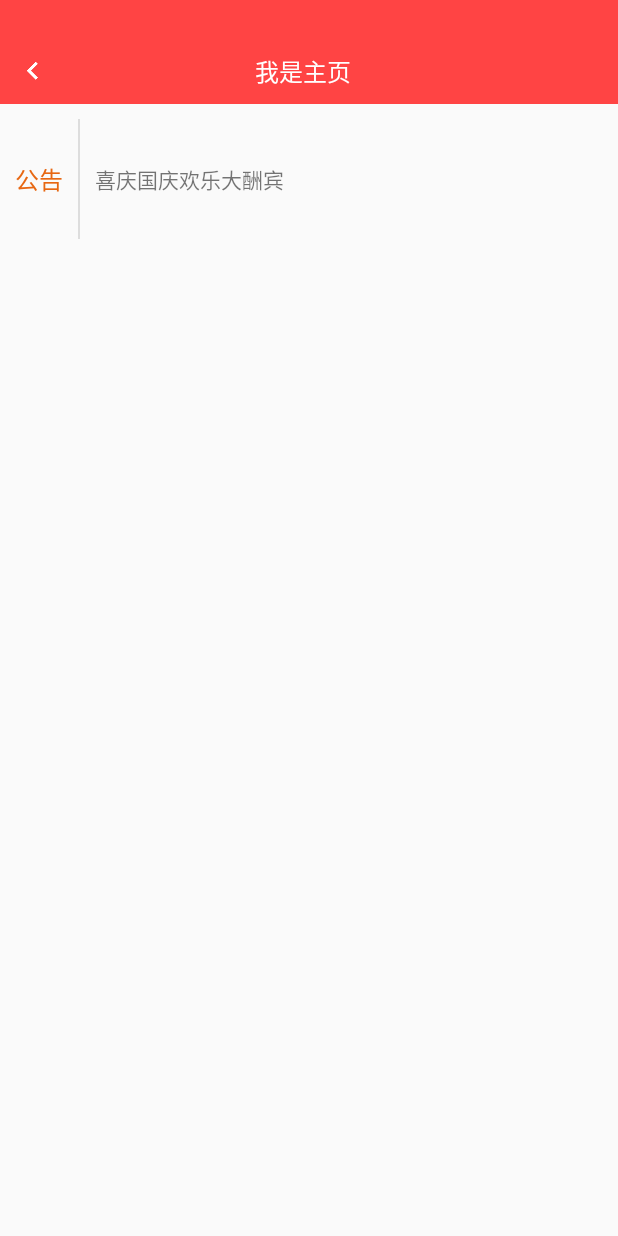
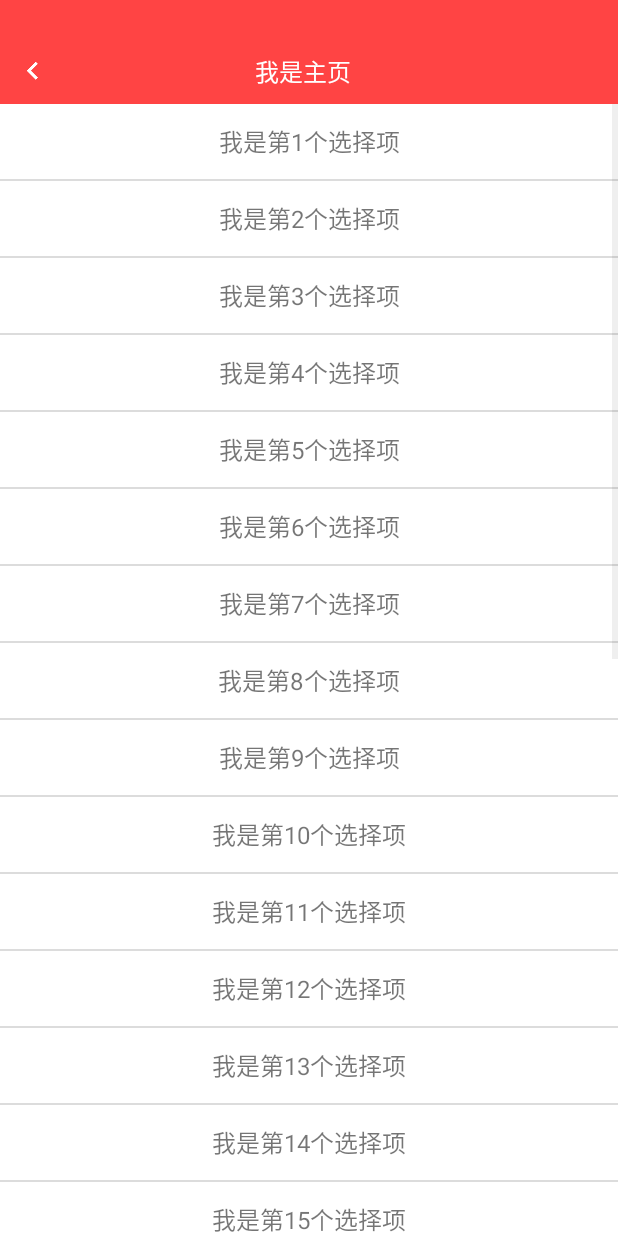
Before and after one commit to pengkv/May, an Android app: the CustomViewAcyivity screen opened directly, with no data from a screen before it, on a phone screen of 412 x 824 dp. Run offline under Robolectric (Android 15) with nearby library versions, the phone set to English and light mode, and no system bars; our stand-ins replace EventBus, data binding.

Commit message:
add ]stick view

```diff
--- a/app/src/main/java/com/pengkv/may/activity/CustomViewAcyivity.java
+++ b/app/src/main/java/com/pengkv/may/activity/CustomViewAcyivity.java
@@ -1,26 +1,85 @@
 package com.pengkv.may.activity;
 
+import android.content.Context;
+import android.graphics.PixelFormat;
+import android.graphics.drawable.AnimationDrawable;
 import android.os.Bundle;
+import android.support.v4.content.res.ResourcesCompat;
+import android.support.v7.widget.Toolbar;
+import android.view.Gravity;
 import android.view.View;
+import android.view.WindowManager;
+import android.widget.AbsListView;
+import android.widget.ArrayAdapter;
+import android.widget.ImageView;
+import android.widget.ListView;
+import android.widget.TextView;
 
 import com.pengkv.may.R;
+import com.pengkv.may.util.SystemUtil;
+import com.pengkv.may.util.UnitUtil;
 import com.pengkv.may.widget.ScrollBanner;
 
+import java.util.ArrayList;
 import java.util.Arrays;
+import java.util.List;
 
 /**
  * Created by Administrator on 2016/5/25.
  */
 public class CustomViewAcyivity extends BaseActivity {
 
+    private AnimationDrawable animationDrawable = null;
+    private ImageView mImageView = null;
+
+
+    Toolbar toolbar;
+    WindowManager mWindowManager;
+    WindowManager.LayoutParams mWindowLayoutParams;
+    TextView mTv;
+    boolean isShowing;//是否正在显示
 
     @Override
     protected void onCreate(Bundle savedInstanceState) {
         super.onCreate(savedInstanceState);
         setContentView(R.layout.activity_custom_view);
 
+        mWindowManager = (WindowManager) getSystemService(Context.WINDOW_SERVICE);
 
-        String[] strings = new String[]{"1.打折促销，买一送一", "2.喜庆国庆欢乐大酬宾", "3.热烈欢迎领导光临", "4.老板和小姨子跑了"};
+        List<String> list = new ArrayList<>();
+        for (int i = 0; i < 30; i++) {
+            list.add("我是第" + (i + 1) + "个选择项");
+        }
+
+        toolbar = $(R.id.toolbar);
+        ListView listView = $(R.id.view_list);
+        listView.setAdapter(new ArrayAdapter<>(this, R.layout.item_text, list));
+
+        listView.setOnScrollListener(new AbsListView.OnScrollListener() {
+            @Override
+            public void onScrollStateChanged(AbsListView view, int scrollState) {
+            }
+
+            @Override
+            public void onScroll(AbsListView view, int firstVisibleItem, int visibleItemCount, int totalItemCount) {
+                if (firstVisibleItem > 8) {//滑动到目的项时，显示悬停布局
+                    if (!isShowing)
+                        show();
+                } else {
+                    if (isShowing)
+                        hide();
+                }
+            }
+        });
+
+
+        animationDrawable = (AnimationDrawable) ResourcesCompat.getDrawable(getResources(), R.drawable.anim_load, null);
+        mImageView = (ImageView) findViewById(R.id.iv_img);
+        mImageView.setImageDrawable(animationDrawable);
+        animationDrawable.start();
+
+
+        String[] strings = new String[]{"打折促销，买一送一，送完为止，先到先得", "喜庆国庆欢乐大酬宾", "热烈欢迎领导光临", "老板和小姨子跑了，跳楼大甩卖"};
         final ScrollBanner scrollBanner = $(R.id.view_banner);
         scrollBanner.setList(Arrays.asList(strings));
         scrollBanner.startScroll();
@@ -32,4 +91,38 @@ public class CustomViewAcyivity extends BaseActivity {
             }
         });
     }
+
+
+    //显示悬停布局
+    public void show() {
+        isShowing = true;
+        mWindowLayoutParams = new WindowManager.LayoutParams();
+        mWindowLayoutParams.format = PixelFormat.TRANSLUCENT; //图片之外的其他地方透明
+        mWindowLayoutParams.gravity = Gravity.TOP;
+        mWindowLayoutParams.y = toolbar.getHeight() - SystemUtil.getStatusHeight(this);//设置悬停布局显示的Y坐标
+        mWindowLayoutParams.width = WindowManager.LayoutParams.MATCH_PARENT;
+        mWindowLayoutParams.height = UnitUtil.dp2px(this, 50);//设置悬停布局显示的高度
+        mWindowLayoutParams.flags = WindowManager.LayoutParams.FLAG_NOT_FOCUSABLE
+                | WindowManager.LayoutParams.FLAG_NOT_TOUCHABLE;
+
+        //设置悬停布局，为了看起来是悬停效果，布局的内容要设置成与ItemView一致
+        mTv = new TextView(this);
+        mTv.setGravity(Gravity.CENTER);
+        mTv.setBackgroundColor(getResources().getColor(R.color.white));
+        mTv.setTextSize(UnitUtil.px2sp(this, UnitUtil.dp2px(this, 16)));
+        mTv.setText("我是第10个选择项");
+
+        //添加悬停布局
+        mWindowManager.addView(mTv, mWindowLayoutParams);
+    }
+
+    //隐藏悬停布局
+    public void hide() {
+        if (mTv != null) {
+            isShowing = false;
+            mWindowManager.removeView(mTv);
+            mTv = null;
+        }
+    }
+
 }
--- a/app/src/main/java/com/pengkv/may/util/SystemUtil.java
+++ b/app/src/main/java/com/pengkv/may/util/SystemUtil.java
@@ -81,7 +81,7 @@ public class SystemUtil {
     /**
      * 获取状态栏高度
      */
-    private static int getStatusHeight(Context context) {
+    public static int getStatusHeight(Context context) {
         int statusHeight = 0;
         Rect localRect = new Rect();
         ((Activity) context).getWindow().getDecorView().getWindowVisibleDisplayFrame(localRect);
--- a/app/src/main/java/com/pengkv/may/widget/ScrollBanner.java
+++ b/app/src/main/java/com/pengkv/may/widget/ScrollBanner.java
@@ -54,29 +54,25 @@ public class ScrollBanner extends LinearLayout {
                     position = 0;
 
                 if (isShow) {
-                    mBannerTV1.setText("A" + list.get(position++));
+                    mBannerTV1.setText(list.get(position++));
                 } else {
-                    mBannerTV2.setText("B" + list.get(position++));
+                    mBannerTV2.setText(list.get(position++));
                 }
 
                 startY1 = isShow ? 0 : offsetY;
                 endY1 = isShow ? -offsetY : 0;
 
-                ObjectAnimator animation = ObjectAnimator.ofFloat(mBannerTV1, "translationY", startY1, endY1);
-                animation.setDuration(300);
-                animation.start();
+
+                ObjectAnimator.ofFloat(mBannerTV1, "translationY", startY1, endY1).setDuration(300).start();
 
                 startY2 = isShow ? offsetY : 0;
                 endY2 = isShow ? 0 : -offsetY;
+                ObjectAnimator.ofFloat(mBannerTV2, "translationY", startY2, endY2).setDuration(300).start();
 
-                ObjectAnimator animation2 = ObjectAnimator.ofFloat(mBannerTV2, "translationY", startY2, endY2);
-                animation2.setDuration(300);
-                animation2.start();
                 handler.postDelayed(runnable, 3000);
             }
-        }
+        };
 
-        ;
     }
 
 
--- /dev/null
+++ b/app/src/main/res/drawable/anim_load.xml
@@ -0,0 +1,11 @@
+<?xml version="1.0" encoding="utf-8"?>
+<animation-list xmlns:android="http://schemas.android.com/apk/res/android">
+    <item android:drawable="@drawable/ic_arrow_right"  android:duration="100"/>
+    <item android:drawable="@drawable/ic_menu_back"  android:duration="100"/>
+    <item android:drawable="@drawable/ic_arrow_right"  android:duration="100"/>
+    <item android:drawable="@drawable/ic_menu_back"  android:duration="100"/>
+    <item android:drawable="@drawable/ic_arrow_right"  android:duration="100"/>
+    <item android:drawable="@drawable/ic_menu_back"  android:duration="100"/>
+    <item android:drawable="@drawable/ic_arrow_right"  android:duration="100"/>
+    <item android:drawable="@drawable/ic_menu_back"  android:duration="100"/>
+</animation-list>
--- a/app/src/main/res/layout/activity_custom_view.xml
+++ b/app/src/main/res/layout/activity_custom_view.xml
@@ -7,10 +7,23 @@
     <include layout="@layout/view_toolbar" />
 
 
+    <ListView
+        android:id="@+id/view_list"
+        android:layout_width="match_parent"
+        android:layout_height="wrap_content" />
+
     <com.pengkv.may.widget.ScrollBanner
         android:id="@+id/view_banner"
         android:layout_width="match_parent"
-        android:layout_height="100dp" />
+        android:layout_height="50dp"
+        android:layout_gravity="center"
+        android:visibility="gone" />
+
+    <ImageView
+        android:id="@+id/iv_img"
+        android:layout_width="match_parent"
+        android:layout_height="200dp"
+        android:visibility="gone" />
 
     <com.pengkv.may.widget.DragLayout
         android:layout_width="match_parent"
--- /dev/null
+++ b/app/src/main/res/layout/item_text.xml
@@ -0,0 +1,7 @@
+<?xml version="1.0" encoding="utf-8"?>
+<TextView xmlns:android="http://schemas.android.com/apk/res/android"
+    android:layout_width="match_parent"
+    android:layout_height="50dp"
+    android:background="@color/white"
+    android:gravity="center"
+    android:textSize="16sp" />
```
